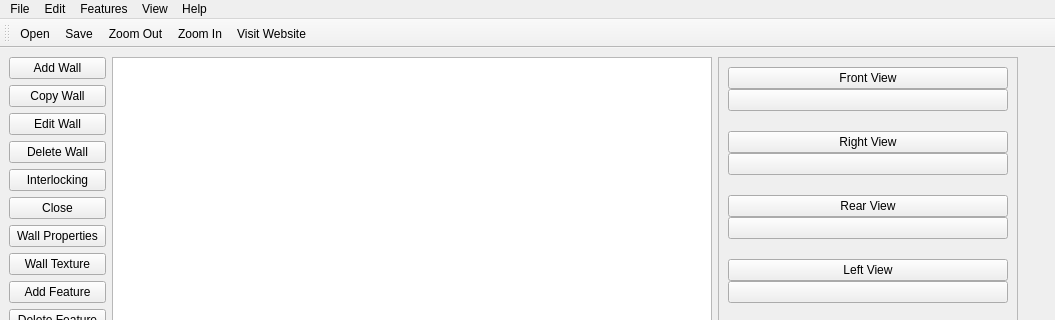
Above: mainwindow.ui from penguintutor/lc-building before the change; both pictures show x 0 to 1055 and y 0 to 320 of the 1055 by 678 pixel window. Below: the same form after it.
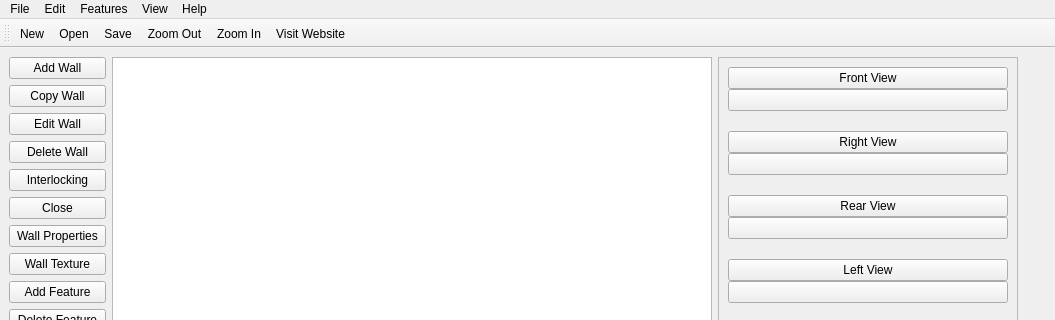
That is the form after the change. Icons and pictures are not drawn.

Commit message: Add New document menu object

The edit to the form file:
```diff
--- a/mainwindow.ui
+++ b/mainwindow.ui
@@ -574,6 +574,7 @@
    <attribute name="toolBarBreak">
     <bool>false</bool>
    </attribute>
+   <addaction name="actionNew"/>
    <addaction name="actionOpen"/>
    <addaction name="actionSave"/>
    <addaction name="actionZoom_Out"/>
@@ -756,6 +757,14 @@
     <string>Redo</string>
    </property>
   </action>
+  <action name="actionNew">
+   <property name="icon">
+    <iconset theme="document-new"/>
+   </property>
+   <property name="text">
+    <string>New</string>
+   </property>
+  </action>
  </widget>
  <resources>
   <include location="resources.qrc"/>
```
Left out of the diff: 1 changed line with no effect on the pictures. The commit also changes 2 other files.
